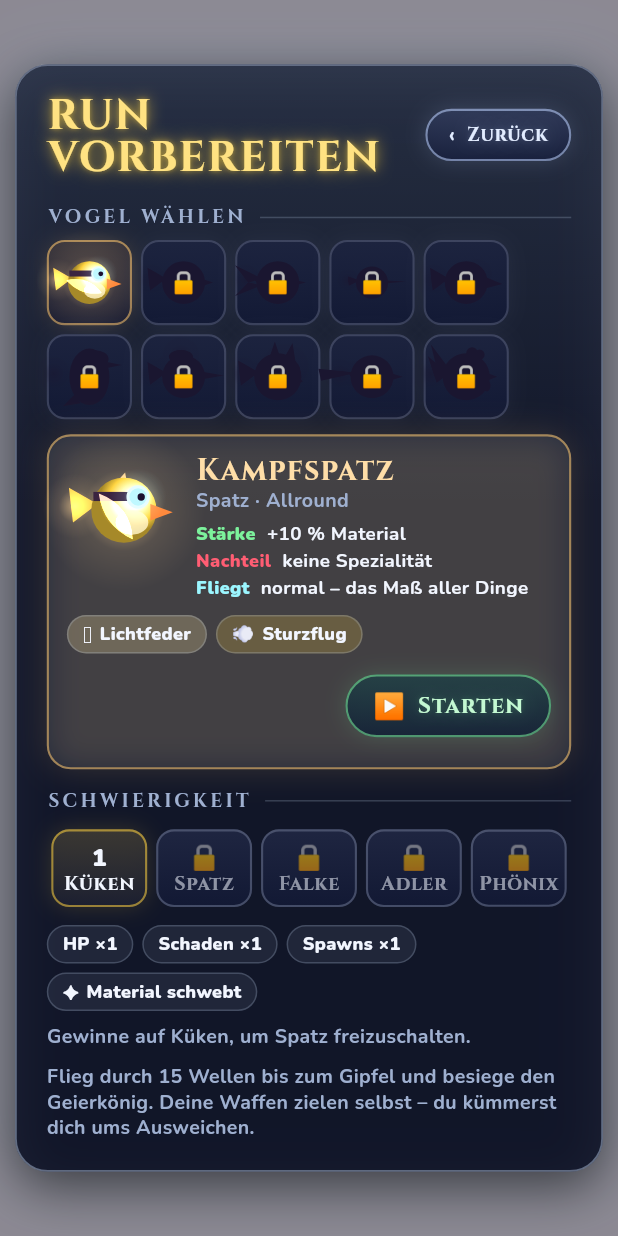
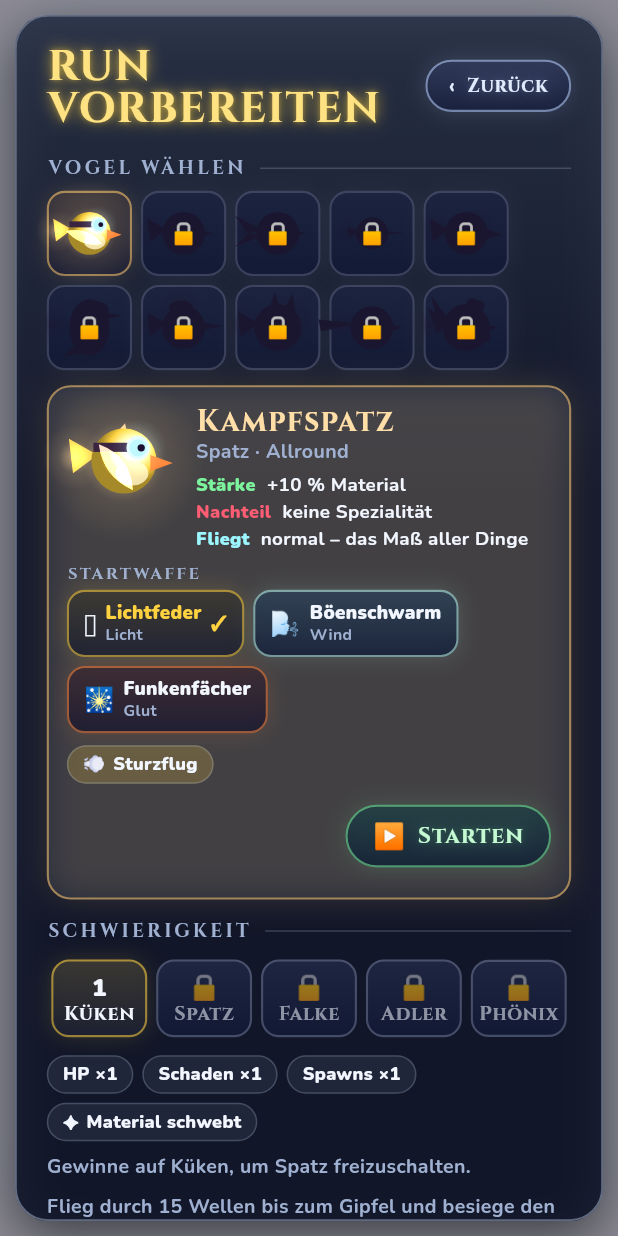
Before and after one commit to xy36/federfeuer, a Flutter app: the _PlayPage widget shown alone on an empty page, opened directly with empty values, on a phone screen of 412 x 824 dp. Run offline on Flutter 3.47's test engine with Material 3 defaults, Android fonts, the phone set to English and light mode, and no system bars; our stand-ins replace shared_preferences; missing offline and left inert: flame, gamepads, window_manager; accounts and stored records are empty; statements that could not run were skipped.

Commit message:
Let each bird choose between three start weapons
The choice is made in the run setup, remembered per bird and shown with
an inspect panel. Henriette keeps starting without a weapon.

Co-Authored-By: Claude Opus 5.5 <noreply@anthropic.com>

```diff
--- a/lib/game/config.dart
+++ b/lib/game/config.dart
@@ -639,7 +639,7 @@ class CharacterDef {
     required this.body,
     required this.belly,
     required this.unlock,
-    this.startWeapon,
+    this.startWeapons = const [],
     this.startAction,
     this.mods = const {},
     this.classBonus,
@@ -669,7 +669,9 @@ class CharacterDef {
   final BirdLook look;
   final Color glow, body, belly;
   final UnlockDef unlock;
-  final String? startWeapon;
+  /// Wählbare Startwaffen (die erste ist voreingestellt); leer = ohne Waffe (Henriette).
+  final List<String> startWeapons;
+  String? get startWeapon => startWeapons.isEmpty ? null : startWeapons.first;
   final ActionId? startAction;
 
   /// Werte-Änderungen zu Beginn eines Runs.
@@ -706,35 +708,35 @@ const characterDefs = [
     id: 'spatz', name: 'Kampfspatz', species: 'Spatz', icon: '🐦', role: 'Allround',
     strength: '+10 % Material', weakness: 'keine Spezialität', flight: 'normal – das Maß aller Dinge',
     look: BirdLook.sparrow, glow: Color(0xFFFFC86E), body: Color(0xFFFFD23F), belly: Color(0xFFFFF3C4),
-    startWeapon: 'pistol', startAction: ActionId.dash, materialChance: 0.1,
+    startWeapons: ['pistol', 'smg', 'shotgun'], startAction: ActionId.dash, materialChance: 0.1,
     unlock: UnlockDef(UnlockKind.start, 'Von Anfang an verfügbar'),
   ),
   CharacterDef(
     id: 'glutkehlchen', name: 'Glutkehlchen', species: 'Rotkehlchen', icon: '🐦', role: 'Glut',
     strength: 'Brand hält länger, +25 % Brandschaden', weakness: '−30 Reichweite', flight: 'normal, mit Funkenspur',
     look: BirdLook.robin, glow: Color(0xFFFF7A3D), body: Color(0xFFB0643A), belly: Color(0xFFFF6A3D),
-    startWeapon: 'shotgun', burnBonus: true, mods: {Stat.range: -30},
+    startWeapons: ['shotgun', 'rocket', 'popcorn'], burnBonus: true, mods: {Stat.range: -30},
     unlock: UnlockDef(UnlockKind.burnKills, '500 Gegner durch Brand besiegen', amount: 500),
   ),
   CharacterDef(
     id: 'boee', name: 'Böe', species: 'Schwalbe', icon: '🐦', role: 'Wind',
     strength: '+20 % Angriffstempo, schnellster Flieger', weakness: '−5 Max-HP', flight: 'sehr schnell, enge Kurven',
     look: BirdLook.swallow, glow: Color(0xFFBFF8E6), body: Color(0xFF3D5A9E), belly: Color(0xFFF2F2E8),
-    startWeapon: 'smg', mods: {Stat.atk: 20, Stat.maxHp: -5}, speedMul: 1.3, accelMul: 1.5,
+    startWeapons: ['smg', 'feather', 'dandelion'], mods: {Stat.atk: 20, Stat.maxHp: -5}, speedMul: 1.3, accelMul: 1.5,
     unlock: UnlockDef(UnlockKind.reachWave, 'Welle 8 erreichen', wave: 8),
   ),
   CharacterDef(
     id: 'schillerchen', name: 'Schillerchen', species: 'Kolibri', icon: '🐦', role: 'Licht',
     strength: '+15 % Krit, winzige Trefferfläche', weakness: '−40 % Max-HP', flight: 'fliegt frei in alle Richtungen, steht in der Luft',
     look: BirdLook.hummingbird, glow: Color(0xFF8CFFC8), body: Color(0xFF3FD6A0), belly: Color(0xFFE6FFF4),
-    startWeapon: 'disco', mods: {Stat.crit: 15}, maxHpMul: 0.6, freeFlight: true, radius: 11, scale: 0.75,
+    startWeapons: ['disco', 'pistol', 'rail'], mods: {Stat.crit: 15}, maxHpMul: 0.6, freeFlight: true, radius: 11, scale: 0.75,
     unlock: UnlockDef(UnlockKind.winAny, 'Einen Run gewinnen'),
   ),
   CharacterDef(
     id: 'russ', name: 'Ruß', species: 'Rabe', icon: '🐦‍⬛', role: 'Böse',
     strength: 'Böse-Waffen +25 %, +5 % Lebensraub', weakness: 'Herzen heilen nur halb', flight: 'schwer, gleitet lange',
     look: BirdLook.raven, glow: Color(0xFFB44CFF), body: Color(0xFF2A2140), belly: Color(0xFF4A3A66),
-    startWeapon: 'vine', classBonus: WeaponClass.dark, mods: {Stat.lifesteal: 5}, heartMul: 0.5,
+    startWeapons: ['vine', 'crowcall', 'lantern'], classBonus: WeaponClass.dark, mods: {Stat.lifesteal: 5}, heartMul: 0.5,
     glideMul: 0.6, accelMul: 0.8,
     unlock: UnlockDef(UnlockKind.totalKills, '2000 Gegner besiegen', amount: 2000),
   ),
@@ -742,7 +744,7 @@ const characterDefs = [
     id: 'frack', name: 'Frack', species: 'Pinguin', icon: '🐧', role: 'Wasser',
     strength: '+50 % Max-HP, +3 Rüstung', weakness: 'kann kaum fliegen', flight: 'mühsam in der Luft, am Boden rasend schnell',
     look: BirdLook.penguin, glow: Color(0xFF9FE4FF), body: Color(0xFF26304A), belly: Color(0xFFF4FAFF),
-    startWeapon: 'water', startAction: ActionId.bellySlide, mods: {Stat.armor: 3}, maxHpMul: 1.5,
+    startWeapons: ['water', 'bubbles', 'raincloud'], startAction: ActionId.bellySlide, mods: {Stat.armor: 3}, maxHpMul: 1.5,
     thrustMul: 0.62, glideMul: 1.4, groundMul: 1.7, scale: 1.1, radius: 17,
     unlock: UnlockDef(UnlockKind.classWave, 'Welle 10 mit mindestens 3 Wasser-Waffen erreichen',
         cls: WeaponClass.water, amount: 3, wave: 10),
@@ -751,7 +753,7 @@ const characterDefs = [
     id: 'hacki', name: 'Hacki', species: 'Specht', icon: '🐦', role: 'Stein',
     strength: 'Stein-Waffen +25 %, +3 Rüstung', weakness: '−15 % Angriffstempo', flight: 'ruckartig, klammert sich an den Weltrand',
     look: BirdLook.woodpecker, glow: Color(0xFFFFB37A), body: Color(0xFF3A3A3A), belly: Color(0xFFF2EEE6),
-    startWeapon: 'pebble', startAction: ActionId.drumroll, classBonus: WeaponClass.stone,
+    startWeapons: ['pebble', 'gnome', 'bowling'], startAction: ActionId.drumroll, classBonus: WeaponClass.stone,
     mods: {Stat.armor: 3, Stat.atk: -15}, accelMul: 1.3, wallCling: true,
     unlock: UnlockDef(UnlockKind.classWave, 'Welle 10 mit mindestens 3 Stein-Waffen erreichen',
         cls: WeaponClass.stone, amount: 3, wave: 10),
@@ -760,7 +762,7 @@ const characterDefs = [
     id: 'uhu', name: 'Professor Uhu', species: 'Eule', icon: '🦉', role: 'Licht/Böse',
     strength: '+25 % Erfahrung, nachts +20 % Schaden', weakness: 'tagsüber −10 % Schaden', flight: 'lautlos, sinkt sehr langsam',
     look: BirdLook.owl, glow: Color(0xFFE6D6FF), body: Color(0xFF8A6A4A), belly: Color(0xFFE8D8C0),
-    startWeapon: 'pistol', startAction: ActionId.flash, xpMul: 1.25, nightBonus: 0.2, dayMalus: 0.1, glideMul: 0.35,
+    startWeapons: ['pistol', 'rail', 'crowcall'], startAction: ActionId.flash, xpMul: 1.25, nightBonus: 0.2, dayMalus: 0.1, glideMul: 0.35,
     scale: 1.1, radius: 17,
     unlock: UnlockDef(UnlockKind.runLevel, 'In einem Run Level 15 erreichen', amount: 15),
   ),
@@ -768,7 +770,7 @@ const characterDefs = [
     id: 'glitzer', name: 'Glitzer', species: 'Elster', icon: '🐦', role: 'Wirtschaft',
     strength: 'Shop −15 %, manchmal Geschenk beim Kill', weakness: 'nur 4 Waffenslots', flight: 'normal',
     look: BirdLook.magpie, glow: Color(0xFF9FD4FF), body: Color(0xFF20242E), belly: Color(0xFFF6F6F6),
-    startWeapon: 'water', startAction: ActionId.steal, shopMul: 0.85, giftChance: 0.01, maxWeapons: 4,
+    startWeapons: ['water', 'disco', 'pebble'], startAction: ActionId.steal, shopMul: 0.85, giftChance: 0.01, maxWeapons: 4,
     unlock: UnlockDef(UnlockKind.totalMaterial, '3000 Material sammeln', amount: 3000),
   ),
   CharacterDef(
--- a/lib/game/federfeuer_game.dart
+++ b/lib/game/federfeuer_game.dart
@@ -240,10 +240,12 @@ class FederfeuerGame extends FlameGame<ArenaWorld> with KeyboardEvents {
 
   /// Startet einen Run. [weaponOverride] ersetzt die Startwaffe des Charakters (Tests, Benchmark).
   void startRun([String? weaponOverride, int? difficulty, String? character]) {
+    final charId = character ?? progress.selectedCharacter;
     run = RunState(
-      weaponOverride,
+      // Ohne Vorgabe: die für diesen Vogel gewählte Startwaffe
+      weaponOverride ?? progress.startWeaponFor(characterById[charId] ?? characterDefs.first),
       difficulty: difficulty ?? progress.selected,
-      characterId: character ?? progress.selectedCharacter,
+      characterId: charId,
       rng: rng,
     );
     player.character = run!.character;
--- a/lib/game/progress.dart
+++ b/lib/game/progress.dart
@@ -92,6 +92,19 @@ class Progress {
       debugUnlockAll || characters.contains(id) || characterById[id]?.unlock.kind == UnlockKind.start;
 
   String get selectedCharacter => hasCharacter(_character) ? _character : 'spatz';
+
+  /// Gewählte Startwaffe je Vogel (sonst die erste seiner Auswahl).
+  final Map<String, String> _startWeapons = {};
+  static const _startWeaponsKey = 'startWeapons';
+
+  String? startWeaponFor(CharacterDef c) {
+    final w = _startWeapons[c.id];
+    return w != null && c.startWeapons.contains(w) ? w : c.startWeapon;
+  }
+
+  void setStartWeapon(CharacterDef c, String id) {
+    if (c.startWeapons.contains(id)) _startWeapons[c.id] = id;
+  }
   set selectedCharacter(String id) {
     if (hasCharacter(id) && characterById.containsKey(id)) _character = id;
   }
@@ -181,6 +194,10 @@ class Progress {
       material = prefs.getInt(_materialKey) ?? 0;
       characters.addAll(prefs.getStringList(_charactersKey) ?? const []);
       _character = prefs.getString(_characterKey) ?? 'spatz';
+      for (final e in prefs.getStringList(_startWeaponsKey) ?? const <String>[]) {
+        final i = e.indexOf('=');
+        if (i > 0) _startWeapons[e.substring(0, i)] = e.substring(i + 1);
+      }
       seen.addAll(prefs.getStringList(_seenKey) ?? const []);
       evolved.addAll(prefs.getStringList(_evolvedKey) ?? const []);
       // Bestleistung aus der Zeit vor den Schwierigkeitsstufen gilt für Stufe 1.
@@ -207,6 +224,7 @@ class Progress {
       await prefs.setInt(_materialKey, material);
       await prefs.setStringList(_charactersKey, characters.toList());
       await prefs.setString(_characterKey, _character);
+      await prefs.setStringList(_startWeaponsKey, [for (final e in _startWeapons.entries) '${e.key}=${e.value}']);
       await prefs.setStringList(_seenKey, seen.toList());
       await prefs.setStringList(_evolvedKey, evolved.toList());
       _seenDirty = false;
--- a/lib/ui/inspect_info.dart
+++ b/lib/ui/inspect_info.dart
@@ -207,7 +207,6 @@ Widget statInfo(RunState r, Stat s) {
 
 Widget characterInfo(Progress p, CharacterDef c) {
   final has = p.hasCharacter(c.id);
-  final w = c.startWeapon == null ? null : weaponDefs[c.startWeapon]!;
   final prog = p.unlockProgress(c.unlock);
   return Column(crossAxisAlignment: CrossAxisAlignment.start, mainAxisSize: MainAxisSize.min, children: [
     _head(c.icon, c.name, '${c.species} · ${c.role}', c.glow),
@@ -219,7 +218,7 @@ Widget characterInfo(Progress p, CharacterDef c) {
     _text(c.flight),
     _section('Start'),
     _text([
-      w?.name ?? 'keine Waffe',
+      c.startWeapons.isEmpty ? 'keine Waffe' : c.startWeapons.map((id) => weaponDefs[id]!.name).join(' / '),
       if (c.startAction != null) c.startAction!.label,
       if (c.maxWeapons != 6) '${c.maxWeapons} Waffenslots',
     ].join(' · ')),
--- a/lib/ui/menu.dart
+++ b/lib/ui/menu.dart
@@ -8,10 +8,13 @@ import '../game/config.dart';
 import '../game/federfeuer_game.dart';
 import '../game/gamepad_input.dart' show controllerActive;
 import '../game/progress.dart';
+import '../game/run_state.dart';
 import '../platform/desktop_window.dart';
 import 'bird_preview.dart';
 import 'compendium.dart';
 import 'controls_editor.dart';
+import 'inspect.dart';
+import 'inspect_info.dart';
 import 'overlays.dart' show FullScreenButton;
 import 'widgets.dart';
 
@@ -435,7 +438,7 @@ class _PlayPageState extends State<_PlayPage> {
   Widget _characterDetail(CharacterDef c) {
     final p = game.progress;
     final lock = _locked;
-    final w = c.startWeapon == null ? null : weaponDefs[c.startWeapon]!;
+    final chosen = p.startWeaponFor(c);
     return Container(
       padding: const EdgeInsets.all(12),
       decoration: BoxDecoration(
@@ -460,9 +463,16 @@ class _PlayPageState extends State<_PlayPage> {
           ),
         ]),
         const SizedBox(height: 8),
+        Text('STARTWAFFE', style: displayStyle(11, Ui.muted).copyWith(letterSpacing: 1.5)),
+        const SizedBox(height: 4),
+        if (c.startWeapons.isEmpty)
+          const Pill('keine Startwaffe – Waffen nur aus dem Shop', icon: '✋')
+        else
+          Wrap(spacing: 6, runSpacing: 6, children: [
+            for (final id in c.startWeapons) _weaponChoice(c, id, selected: id == chosen),
+          ]),
+        const SizedBox(height: 8),
         Wrap(spacing: 6, runSpacing: 6, children: [
-          if (w != null) Pill(w.name, icon: w.icon, color: w.cls.color.withAlpha(60)),
-          if (w == null) const Pill('keine Startwaffe', icon: '✋'),
           if (c.startAction != null) Pill(c.startAction!.label, icon: c.startAction!.icon, color: const Color(0x33FFD23F)),
           if (c.maxWeapons != 6) Pill('${c.maxWeapons} Waffenslots', icon: '🎒'),
         ]),
@@ -476,6 +486,41 @@ class _PlayPageState extends State<_PlayPage> {
           child: GameButton(label: 'Starten', icon: '▶', size: 17, color: Palette.mint, onPressed: () => game.startRun()),
         ),
       ]),
+    );
+  }
+
+  /// Wählbare Startwaffe mit Info-Panel (Werte inklusive Klassenbonus des Vogels).
+  Widget _weaponChoice(CharacterDef c, String id, {required bool selected}) {
+    final d = weaponDefs[id]!;
+    return Inspectable(
+      radius: 12,
+      // Ohne Waffen im Inventar, damit kein „Kauf erreicht den nächsten Bonus“ erscheint
+      info: (_) => weaponInfo(RunState(id, characterId: c.id)..weapons.clear(), id, 0),
+      child: Pressable(
+        onPressed: () => setState(() {
+          game.progress.setStartWeapon(c, id);
+          game.progress.save();
+        }),
+        builder: (context, st) => Sticker(
+          state: st,
+          color: selected ? Palette.sun : d.cls.color,
+          radius: 12,
+          depth: 2,
+          padding: const EdgeInsets.symmetric(horizontal: 10, vertical: 6),
+          child: Row(mainAxisSize: MainAxisSize.min, children: [
+            Text(d.icon, style: const TextStyle(fontSize: 16)),
+            const SizedBox(width: 6),
+            Column(crossAxisAlignment: CrossAxisAlignment.start, mainAxisSize: MainAxisSize.min, children: [
+              Text(d.name, style: bodyText(12.5, color: selected ? Palette.sun : Ui.text, weight: 900)),
+              Text(d.cls.label, style: bodyText(10.5, color: Ui.muted)),
+            ]),
+            if (selected) ...[
+              const SizedBox(width: 6),
+              Text('✓', style: bodyText(13, color: Palette.sun, weight: 900)),
+            ],
+          ]),
+        ),
+      ),
     );
   }
 
```
Also changed, not shown: 2 other files.
